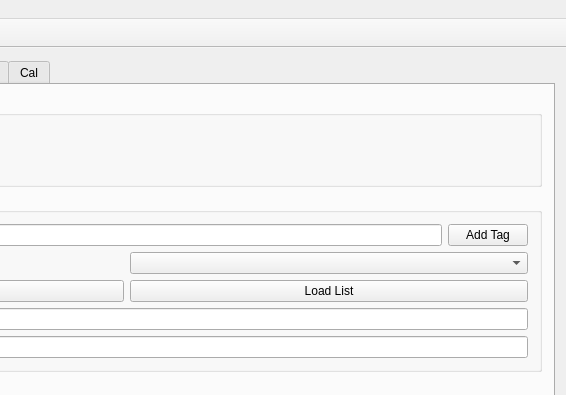
Above: nanosense2/nanosense2/mainwindow.ui from saul-rodriguez/Qt before the change; both pictures show x 312 to 878 and y 0 to 395 of the 878 by 599 pixel window. Below: the same form after it.
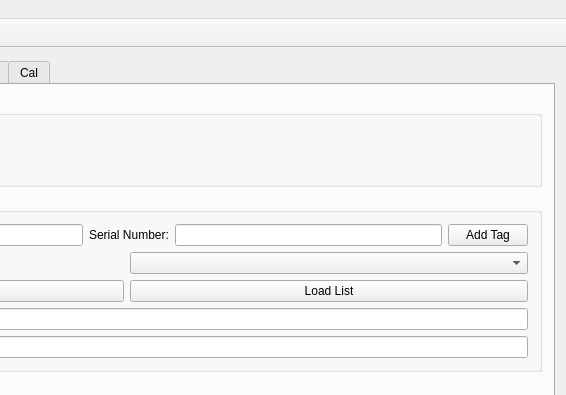
That is the form after the change. The open tabs and pages were chosen to show the change. Icons and pictures are not drawn.

Diff of the .ui file:
```diff
--- a/nanosense2/nanosense2/mainwindow.ui
+++ b/nanosense2/nanosense2/mainwindow.ui
@@ -243,6 +243,16 @@
                  <item>
                   <widget class="QLineEdit" name="lineEditTagName"/>
                  </item>
+                 <item>
+                  <widget class="QLabel" name="label_12">
+                   <property name="text">
+                    <string>Serial Number:</string>
+                   </property>
+                  </widget>
+                 </item>
+                 <item>
+                  <widget class="QLineEdit" name="lineEditSerialNumber"/>
+                 </item>
                  <item>
                   <widget class="QPushButton" name="pushButtonAddTag">
                    <property name="text">
```
Left out of the diff: 2 changed lines with no effect on the pictures.
